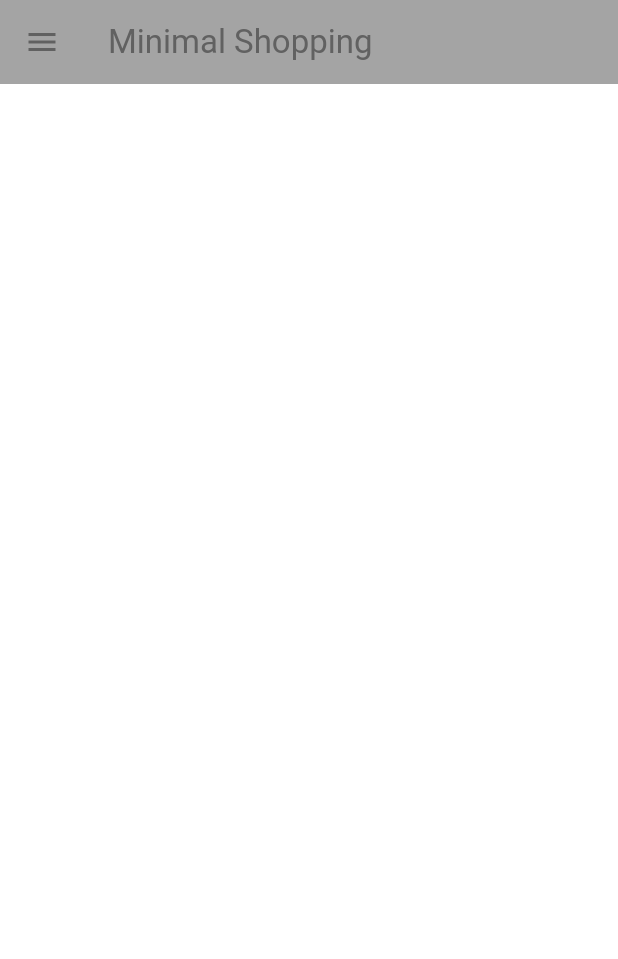
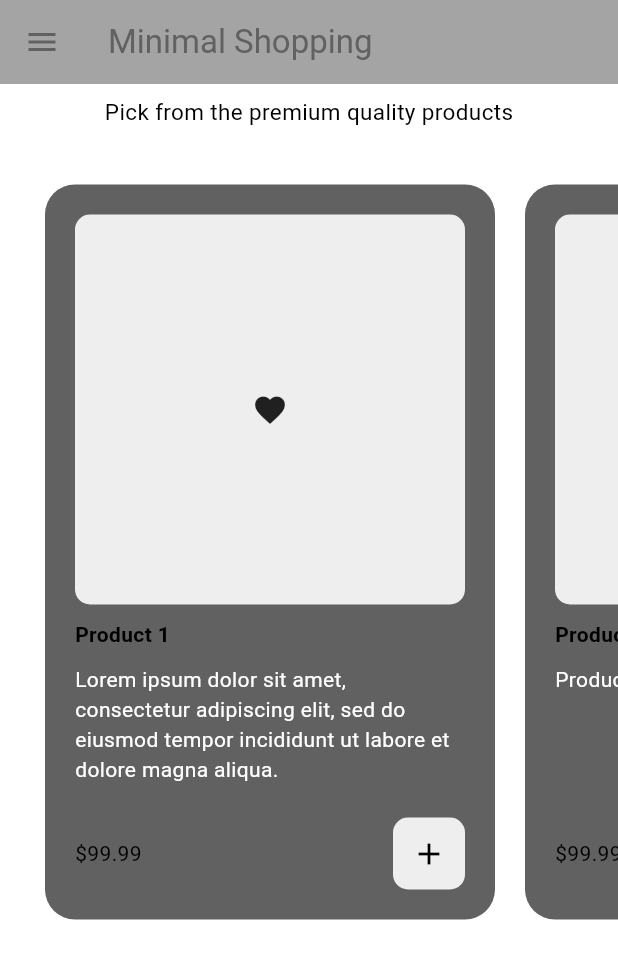
Before and after one commit to mithunprem99/minimal_shopping, a Flutter app: the ShopePage screen opened by its route, on a phone screen of 412 x 824 dp. Shown: the top 959 px of the screen. Run offline on Flutter 3.47's test engine with Material 3 defaults, Android fonts, the light colour scheme and no system bars.

Commit message:
Product Tile completed

```diff
--- /dev/null
+++ b/lib/components/product_tile.dart
@@ -0,0 +1,100 @@
+import 'package:flutter/material.dart';
+import 'package:minimal_shoppig_app/main.dart';
+import 'package:minimal_shoppig_app/models/product_model.dart';
+import 'package:minimal_shoppig_app/models/shop.dart';
+import 'package:provider/provider.dart';
+
+class ProductTile extends StatelessWidget {
+  final ProductModel product;
+  ProductTile({super.key, required this.product});
+
+  @override
+  Widget build(BuildContext context) {
+    return Container(
+      decoration: BoxDecoration(
+          color: Theme.of(context).colorScheme.inversePrimary,
+          borderRadius: BorderRadius.circular(20)),
+      margin: const EdgeInsets.all(10),
+      padding: const EdgeInsets.all(20),
+      width: 300,
+      child: Column(
+        crossAxisAlignment: CrossAxisAlignment.start,
+        mainAxisAlignment: MainAxisAlignment.spaceBetween,
+        children: [
+          // product image
+          Column(
+            crossAxisAlignment: CrossAxisAlignment.start,
+            children: [
+              AspectRatio(
+                aspectRatio: 1,
+                child: Container(
+                    decoration: BoxDecoration(
+                        color: Theme.of(context).colorScheme.primary,
+                        borderRadius: BorderRadius.circular(10)),
+                    width: double.infinity,
+                    padding: const EdgeInsets.all(25),
+                    child: const Icon(Icons.favorite)),
+              ),
+              const SizedBox(
+                height: 10,
+              ),
+              // product name
+              Text(
+                product.name,
+                style: TextStyle(fontWeight: FontWeight.bold),
+              ),
+              const SizedBox(
+                height: 10,
+              ),
+              // product description
+              Text(
+                product.description,
+                style:
+                    TextStyle(color: Theme.of(context).colorScheme.secondary),
+              ),
+              const SizedBox(
+                height: 10,
+              ),
+            ],
+          ),
+          // button to add to cart + price
+          Row(
+            mainAxisAlignment: MainAxisAlignment.spaceBetween,
+            children: [
+              Text('\$' + product.price.toStringAsFixed(2)),
+              Container(
+                  decoration: BoxDecoration(
+                      color: Theme.of(context).colorScheme.primary,
+                      borderRadius: BorderRadius.circular(10)),
+                  child: IconButton(
+                      onPressed: () => addToCart(context),
+                      icon: Icon(Icons.add)))
+            ],
+          )
+        ],
+      ),
+    );
+  }
+
+  void addToCart(BuildContext context) {
+    showDialog(
+        context: context,
+        builder: (context) => AlertDialog(
+              content: Text("Do you need to add this item to cart"),
+              actions: [
+                MaterialButton(
+                  onPressed: () => Navigator.pop(context),
+                  child: Text("Cancel"),
+                ),
+                MaterialButton(
+                  onPressed: () {
+                    Navigator.pop(context);
+
+                    context.read<Shop>().addToCart(product);
+                  },
+                  child: Text("Add"),
+                )
+              ],
+            ));
+  }
+}
--- a/lib/main.dart
+++ b/lib/main.dart
@@ -1,11 +1,16 @@
 import 'package:flutter/material.dart';
+import 'package:minimal_shoppig_app/models/shop.dart';
 import 'package:minimal_shoppig_app/pages/cart_page.dart';
 import 'package:minimal_shoppig_app/pages/intro_page.dart';
 import 'package:minimal_shoppig_app/pages/shope_page.dart';
 import 'package:minimal_shoppig_app/themes/light_mode.dart';
+import 'package:provider/provider.dart';
 
 void main() {
-  runApp(MyApp());
+  runApp(ChangeNotifierProvider(
+    create: (context) => Shop(),
+    child: MyApp(),
+  ));
 }
 
 class MyApp extends StatelessWidget {
--- a/lib/models/shop.dart
+++ b/lib/models/shop.dart
@@ -1,18 +1,30 @@
+import 'package:flutter/material.dart';
 import 'package:minimal_shoppig_app/models/product_model.dart';
 
-class Shop {
+class Shop extends ChangeNotifier {
   //product for sale
   final List<ProductModel> _shop = [
     ProductModel(
-        name: "Product 1 ", price: 99.99, description: "Product description 1"),
+        name: "Product 1 ",
+        price: 99.99,
+        description:
+            "Lorem ipsum dolor sit amet, consectetur adipiscing elit, sed do eiusmod tempor incididunt ut labore et dolore magna aliqua. "),
     ProductModel(
-        name: "Product 2 ", price: 99.99, description: "Product description 2"),
+        name: "Product 2 ",
+        price: 99.99,
+        description: "Product description 2........"),
     ProductModel(
-        name: "Product 3 ", price: 99.99, description: "Product description 3"),
+        name: "Product 3 ",
+        price: 99.99,
+        description: "Product description 3........"),
     ProductModel(
-        name: "Product 4 ", price: 99.99, description: "Product description 4"),
+        name: "Product 4 ",
+        price: 99.99,
+        description: "Product description 4........"),
     ProductModel(
-        name: "Product 5 ", price: 99.99, description: "Product description 5")
+        name: "Product 5 ",
+        price: 99.99,
+        description: "Product description 5........")
   ];
 
   //user cart
@@ -27,11 +39,13 @@ class Shop {
   // add to cart
   void addToCart(ProductModel item) {
     _cart.add(item);
+    notifyListeners();
   }
 
   //remove from cart
 
   void removeFromCart(ProductModel item) {
     _cart.remove(item);
+    notifyListeners();
   }
 }
--- a/lib/pages/shope_page.dart
+++ b/lib/pages/shope_page.dart
@@ -1,11 +1,17 @@
 import 'package:flutter/material.dart';
+import 'package:minimal_shoppig_app/components/product_tile.dart';
+import 'package:provider/provider.dart';
+
 import 'package:minimal_shoppig_app/components/my_drawer.dart';
+import 'package:minimal_shoppig_app/main.dart';
+import 'package:minimal_shoppig_app/models/shop.dart';
 
 class ShopePage extends StatelessWidget {
-  const ShopePage({super.key});
+  ShopePage({super.key});
 
   @override
   Widget build(BuildContext context) {
+    final products = context.watch<Shop>().shop;
     return Scaffold(
       appBar: AppBar(
         backgroundColor: Colors.grey,
@@ -14,6 +20,32 @@ class ShopePage extends StatelessWidget {
         title: Text("Minimal Shopping"),
       ),
       drawer: MyDrawer(),
+      body: Column(
+        children: [
+          Padding(
+            padding: const EdgeInsets.all(8.0),
+            child: Center(
+              child: Text(
+                "Pick from the premium quality products",
+                style: TextStyle(fontSize: 15.0),
+              ),
+            ),
+          ),
+          SizedBox(
+            height: 550,
+            child: ListView.builder(
+                scrollDirection: Axis.horizontal,
+                padding: EdgeInsets.all(20),
+                itemCount: products.length,
+                itemBuilder: (context, index) {
+                  final product = products[index];
+                  return ProductTile(
+                    product: product,
+                  );
+                }),
+          ),
+        ],
+      ),
     );
   }
 }
--- a/pubspec.yaml
+++ b/pubspec.yaml
@@ -35,6 +35,7 @@ dependencies:
   # The following adds the Cupertino Icons font to your application.
   # Use with the CupertinoIcons class for iOS style icons.
   cupertino_icons: ^1.0.8
+  provider: ^6.1.2
 
 dev_dependencies:
   flutter_test:
```
Also changed, not shown: pubspec.lock, 1 other file.
